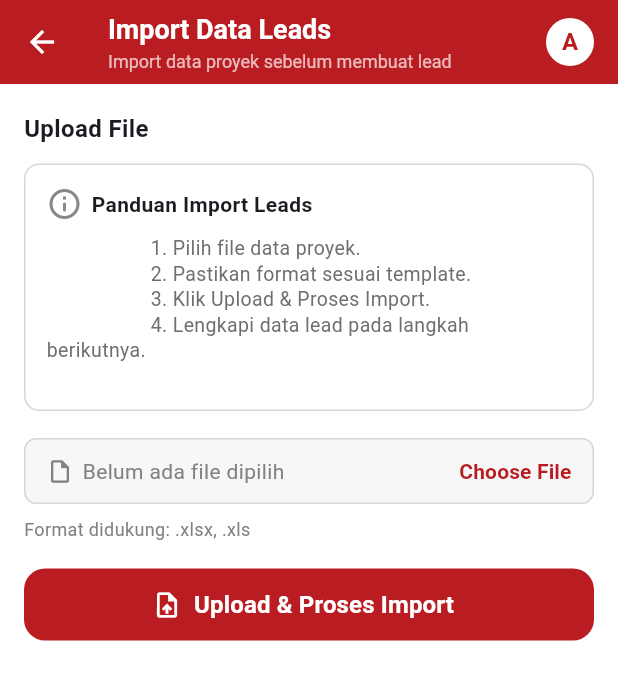
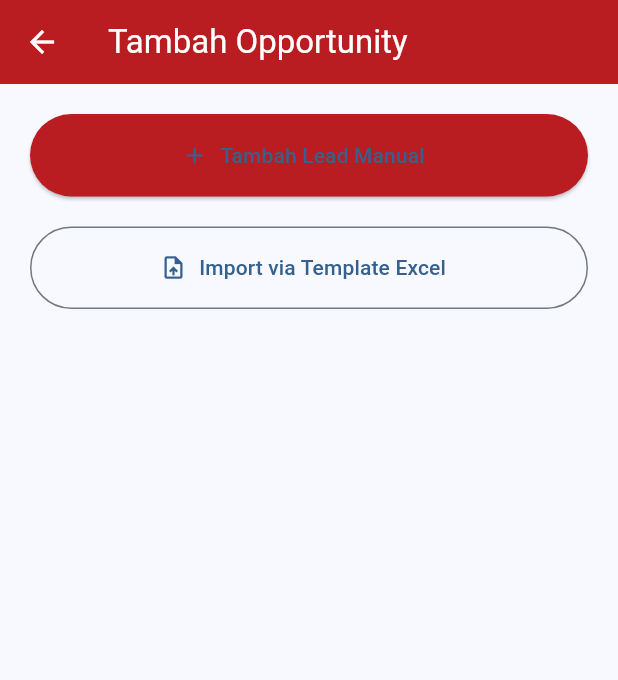
Before and after one commit to IndiViska/App_MyBhakti, a Flutter app: the OpportunitiesScreen screen opened directly, after a tap on the "delete outline" icon, after a tap on the "add" icon, on a phone screen of 412 x 824 dp. Shown: the top 680 px of the screen. Run offline on Flutter 3.47's test engine with Material 3 defaults, Android fonts, the phone set to English and light mode, and no system bars; our stand-ins replace curved_navigation_bar, file_picker, geolocator, google_maps_flutter, image_picker, share_plus; missing offline and left inert: excel.

Commit message:
up lead repository

```diff
--- a/lib/main.dart
+++ b/lib/main.dart
@@ -1,5 +1,6 @@
 import 'package:flutter/material.dart';
 import 'package:app_mybhakti/pages/onbord.dart';
+import 'package:excel/excel.dart';
 
 void main() {
   runApp(const MyApp());
--- /dev/null
+++ b/lib/pages/tambah_opportunity_menu.dart
@@ -0,0 +1,69 @@
+import 'package:flutter/material.dart';
+
+import 'tambah_lead_baru.dart';
+import 'import_data_leads.dart';
+
+class TambahOpportunityMenuScreen extends StatelessWidget {
+  const TambahOpportunityMenuScreen({super.key});
+
+  @override
+  Widget build(BuildContext context) {
+    const Color primaryRed = Color(0xFFB91C21);
+
+    return Scaffold(
+      appBar: AppBar(
+        backgroundColor: primaryRed,
+        title: const Text(
+          "Tambah Opportunity",
+          style: TextStyle(color: Colors.white),
+        ),
+        iconTheme: const IconThemeData(color: Colors.white),
+      ),
+
+      body: Padding(
+        padding: const EdgeInsets.all(20),
+
+        child: Column(
+          children: [
+            SizedBox(
+              width: double.infinity,
+              height: 55,
+              child: ElevatedButton.icon(
+                icon: const Icon(Icons.add),
+                label: const Text("Tambah Lead Manual"),
+                style: ElevatedButton.styleFrom(backgroundColor: primaryRed),
+                onPressed: () {
+                  Navigator.push(
+                    context,
+                    MaterialPageRoute(
+                      builder: (_) => const TambahLeadBaruScreen(),
+                    ),
+                  );
+                },
+              ),
+            ),
+
+            const SizedBox(height: 20),
+
+            SizedBox(
+              width: double.infinity,
+              height: 55,
+              child: OutlinedButton.icon(
+                icon: const Icon(Icons.upload_file),
+                label: const Text("Import via Template Excel"),
+                onPressed: () {
+                  Navigator.push(
+                    context,
+                    MaterialPageRoute(
+                      builder: (_) => const ImportDataLeadsScreen(),
+                    ),
+                  );
+                },
+              ),
+            ),
+          ],
+        ),
+      ),
+    );
+  }
+}
```
Also changed, not shown: lib/pages/import_data_leads.dart (+64 -16 lines), lib/pages/opportunities_page.dart (+20 -35 lines), lib/pages/tambah_lead_step3.dart (+42 -14 lines), pubspec.yaml (+73 -4 lines), pubspec.lock.
